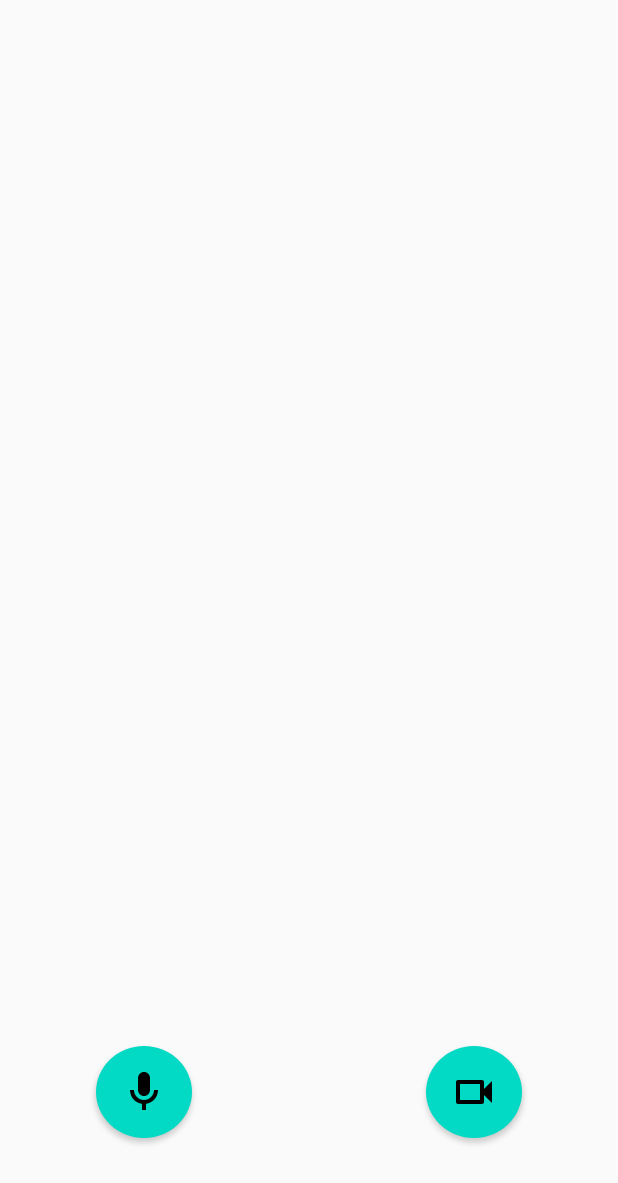
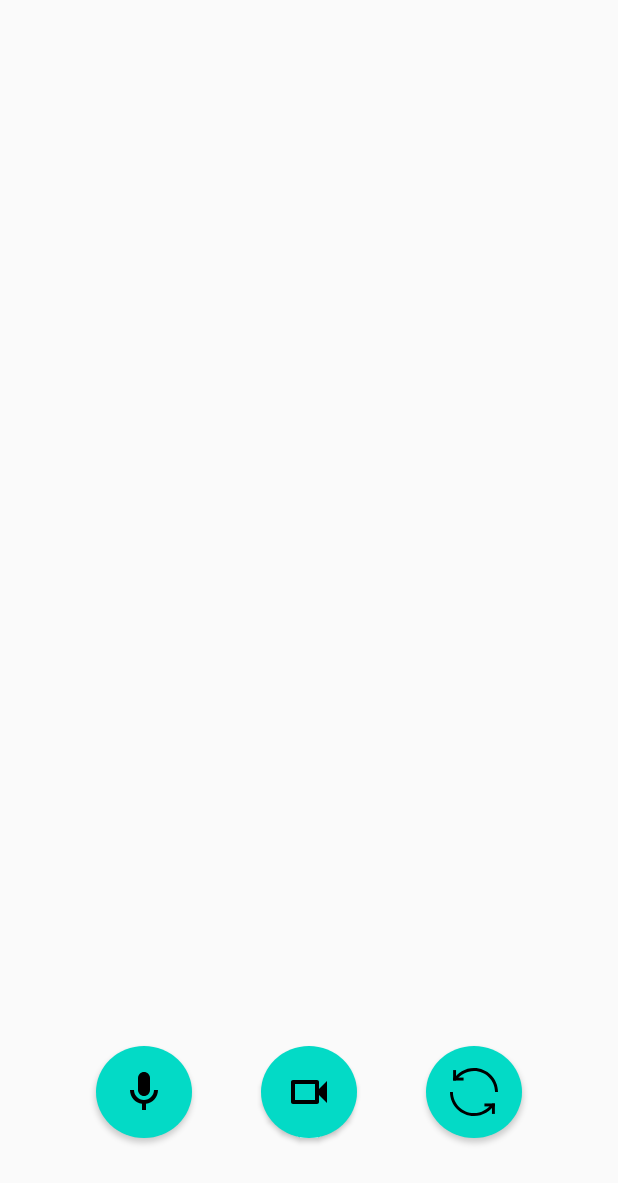
Before and after one commit to DirkVolkmann/aCamera, an Android app: the layout button_container.xml on its own in the app's theme, with its tools: preview values and no code run, on a phone screen of 412 x 824 dp. Shown: the top 1183 px of the screen. Run offline under Robolectric (Android 15) with nearby library versions, the phone set to English and light mode, and no system bars.

Commit message:
added camera switch button

```diff
--- a/app/src/main/res/drawable/ic_mic_off_black_24dp.xml
+++ b/app/src/main/res/drawable/ic_mic_off_black_24dp.xml
@@ -4,6 +4,6 @@
     android:viewportWidth="24"
     android:viewportHeight="24">
   <path
-      android:pathData="M10.8,4.9c0,-0.66 0.54,-1.2 1.2,-1.2s1.2,0.54 1.2,1.2l-0.01,3.91L15,10.6V5c0,-1.66 -1.34,-3 -3,-3 -1.54,0 -2.79,1.16 -2.96,2.65l1.76,1.76V4.9zM19,11h-1.7c0,0.58 -0.1,1.13 -0.27,1.64l1.27,1.27c0.44,-0.88 0.7,-1.87 0.7,-2.91zM4.41,2.86L3,4.27l6,6V11c0,1.66 1.34,3 3,3 0.23,0 0.44,-0.03 0.65,-0.08l1.66,1.66c-0.71,0.33 -1.5,0.52 -2.31,0.52 -2.76,0 -5.3,-2.1 -5.3,-5.1H5c0,3.41 2.72,6.23 6,6.72V21h2v-3.28c0.91,-0.13 1.77,-0.45 2.55,-0.9l4.2,4.2 1.41,-1.41L4.41,2.86z"
+      android:pathData="M19,11h-1.7c0,0.74 -0.16,1.43 -0.43,2.05l1.23,1.23c0.56,-0.98 0.9,-2.09 0.9,-3.28zM14.98,11.17c0,-0.06 0.02,-0.11 0.02,-0.17L15,5c0,-1.66 -1.34,-3 -3,-3S9,3.34 9,5v0.18l5.98,5.99zM4.27,3L3,4.27l6.01,6.01L9.01,11c0,1.66 1.33,3 2.99,3 0.22,0 0.44,-0.03 0.65,-0.08l1.66,1.66c-0.71,0.33 -1.5,0.52 -2.31,0.52 -2.76,0 -5.3,-2.1 -5.3,-5.1L5,11c0,3.41 2.72,6.23 6,6.72L11,21h2v-3.28c0.91,-0.13 1.77,-0.45 2.54,-0.9L19.73,21 21,19.73 4.27,3z"
       android:fillColor="#000000"/>
 </vector>
--- /dev/null
+++ b/app/src/main/res/drawable/ic_switch_camera.xml
@@ -0,0 +1,43 @@
+<?xml version="1.0" encoding="utf-8"?>
+<!--
+  ~ Copyright 2020 The Android Open Source Project
+  ~
+  ~ Licensed under the Apache License, Version 2.0 (the "License");
+  ~ you may not use this file except in compliance with the License.
+  ~ You may obtain a copy of the License at
+  ~
+  ~     https://www.apache.org/licenses/LICENSE-2.0
+  ~
+  ~ Unless required by applicable law or agreed to in writing, software
+  ~ distributed under the License is distributed on an "AS IS" BASIS,
+  ~ WITHOUT WARRANTIES OR CONDITIONS OF ANY KIND, either express or implied.
+  ~ See the License for the specific language governing permissions and
+  ~ limitations under the License.
+  -->
+<vector xmlns:android="http://schemas.android.com/apk/res/android"
+    xmlns:tools="http://schemas.android.com/tools"
+    android:tint="@color/black"
+    android:width="24dp"
+    android:height="24dp"
+    android:viewportWidth="46.0"
+    android:viewportHeight="46.0"
+    tools:ignore="VectorRaster">
+    <path android:fillAlpha="0" android:fillColor="#D8D8D8"
+        android:fillType="evenOdd" android:pathData="M-4,-4h54v54h-54z"
+        android:strokeColor="#00000000" android:strokeWidth="1"/>
+    <path android:fillColor="#FEFEFE" android:fillType="evenOdd"
+        android:pathData="M42.923,34.5C38.9462,41.3747 31.5132,46 23,46C10.2975,46 0,35.7025 0,23L2.8,23C2.8,34.1562 11.8438,43.2 23,43.2C29.8831,43.2 35.9621,39.7574 39.6091,34.5L42.923,34.5ZM46,23L43.2,23C43.2,11.8438 34.1562,2.8 23,2.8C16.1169,2.8 10.0379,6.2426 6.3909,11.5L3.077,11.5C7.0538,4.6253 14.4868,0 23,0C35.7025,0 46,10.2975 46,23Z"
+        android:strokeColor="#00000000" android:strokeWidth="1"/>
+    <path android:fillColor="#FEFEFE" android:fillType="evenOdd"
+        android:pathData="M3,9.2h10v2.8h-10z"
+        android:strokeColor="#00000000" android:strokeWidth="1"/>
+    <path android:fillColor="#FEFEFE" android:fillType="evenOdd"
+        android:pathData="M33,34h10v2.8h-10z"
+        android:strokeColor="#00000000" android:strokeWidth="1"/>
+    <path android:fillColor="#FEFEFE" android:fillType="evenOdd"
+        android:pathData="M5.8,2l-0,10l-2.8,0l-0,-10z"
+        android:strokeColor="#00000000" android:strokeWidth="1"/>
+    <path android:fillColor="#FEFEFE" android:fillType="evenOdd"
+        android:pathData="M43,34l-0,10l-2.8,0l-0,-10z"
+        android:strokeColor="#00000000" android:strokeWidth="1"/>
+</vector>
--- a/app/src/main/res/layout/button_container.xml
+++ b/app/src/main/res/layout/button_container.xml
@@ -2,6 +2,7 @@
 <androidx.constraintlayout.widget.ConstraintLayout
     xmlns:android="http://schemas.android.com/apk/res/android"
     xmlns:app="http://schemas.android.com/apk/res-auto"
+    xmlns:tools="http://schemas.android.com/tools"
     android:id="@+id/button_container"
     android:layout_width="match_parent"
     android:layout_height="match_parent">
@@ -28,16 +29,33 @@
         android:layout_width="64dp"
         android:layout_height="64dp"
         android:layout_marginBottom="64dp"
-        android:layout_marginEnd="64dp"
-        android:padding="16dp"
-        android:elevation="2dp"
-        android:scaleType="fitCenter"
         android:background="@drawable/circle_background"
         android:backgroundTint="@color/design_default_color_secondary"
+        android:contentDescription="@string/button_audio_alt"
+        android:elevation="2dp"
+        android:padding="16dp"
+        android:scaleType="fitCenter"
+        app:layout_constraintBottom_toBottomOf="parent"
+        app:layout_constraintLeft_toLeftOf="parent"
+        app:layout_constraintRight_toRightOf="parent"
         app:srcCompat="@drawable/ic_videocam_black_24dp"
-        app:tint="@color/design_default_color_on_secondary"
+        app:tint="@color/design_default_color_on_secondary" />
+
+    <ImageButton
+        android:id="@+id/button_switch_camera"
+        android:layout_width="64dp"
+        android:layout_height="64dp"
+        android:layout_marginBottom="64dp"
+        android:layout_marginEnd="64dp"
+        android:background="@drawable/circle_background"
+        android:backgroundTint="@color/design_default_color_secondary"
+        android:contentDescription="@string/button_audio_alt"
+        android:elevation="2dp"
+        android:padding="16dp"
+        android:scaleType="fitCenter"
+        app:layout_constraintBottom_toBottomOf="parent"
         app:layout_constraintRight_toRightOf="parent"
-        app:layout_constraintBottom_toBottomOf="parent"
-        android:contentDescription="@string/button_audio_alt" />
+        app:srcCompat="@drawable/ic_switch_camera"
+        app:tint="@color/design_default_color_on_secondary" />
 
 </androidx.constraintlayout.widget.ConstraintLayout>
```
Also changed, not shown: app/src/main/java/com/dirk/acamera/fragments/RtcFragment.kt (+52 -3 lines), app/src/main/java/com/dirk/acamera/rtc/RtcClient.kt (+72 -24 lines).
